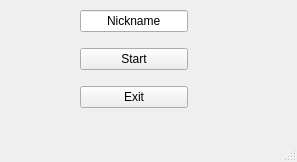
First picture: the form in Game/skproject/mainwindow.ui, repository HelenaMaslowska/bombs-online, before the edit.
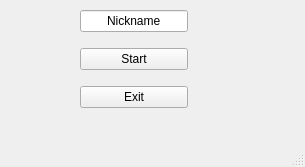
Second picture: the form after the edit.

Diff of the .ui file:
```diff
--- a/Game/skproject/mainwindow.ui
+++ b/Game/skproject/mainwindow.ui
@@ -6,8 +6,8 @@
    <rect>
     <x>0</x>
     <y>0</y>
-    <width>297</width>
-    <height>162</height>
+    <width>305</width>
+    <height>167</height>
    </rect>
   </property>
   <property name="windowTitle">
```
Left out of the diff: 2 changed lines with no effect on the pictures.
